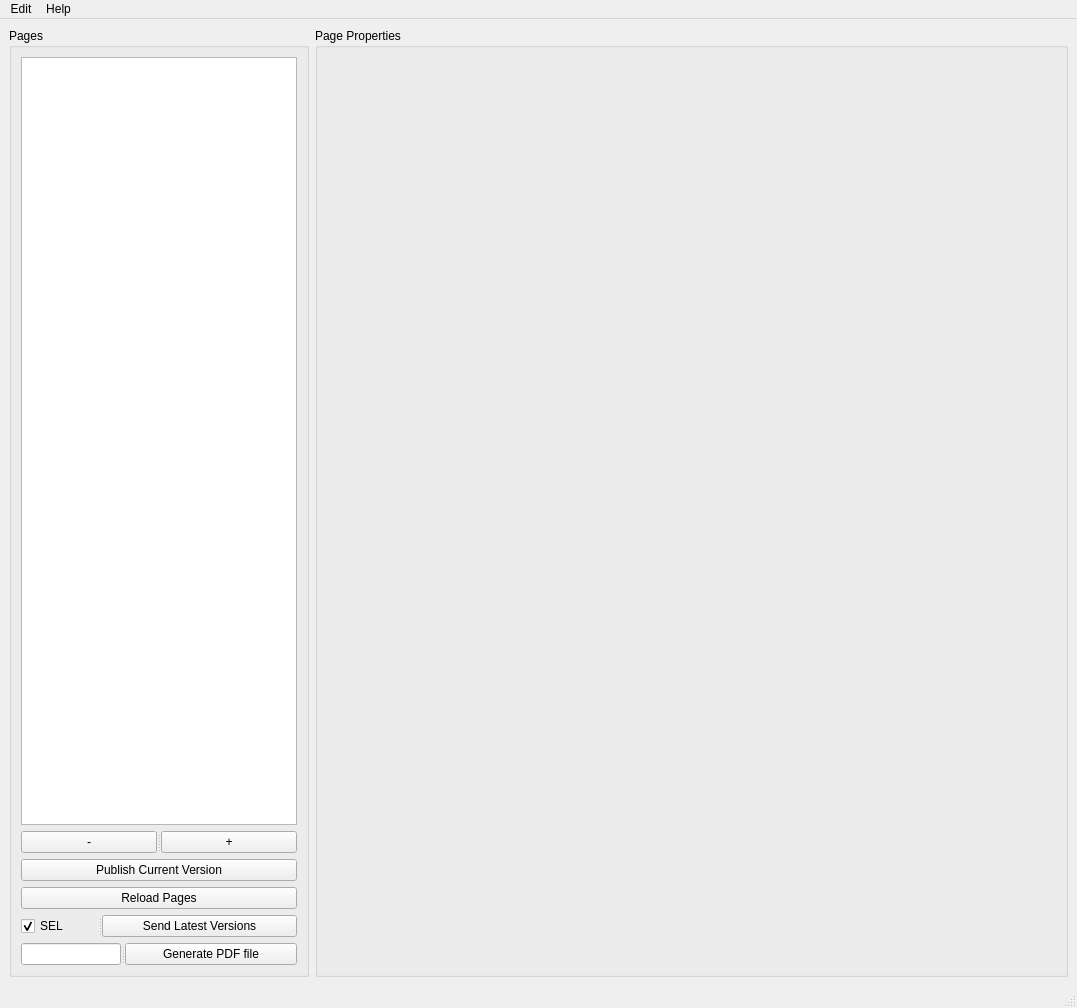
Qt form assembler/ui/ui_assembler_main.ui (kiryha/CIS553) before a commit.
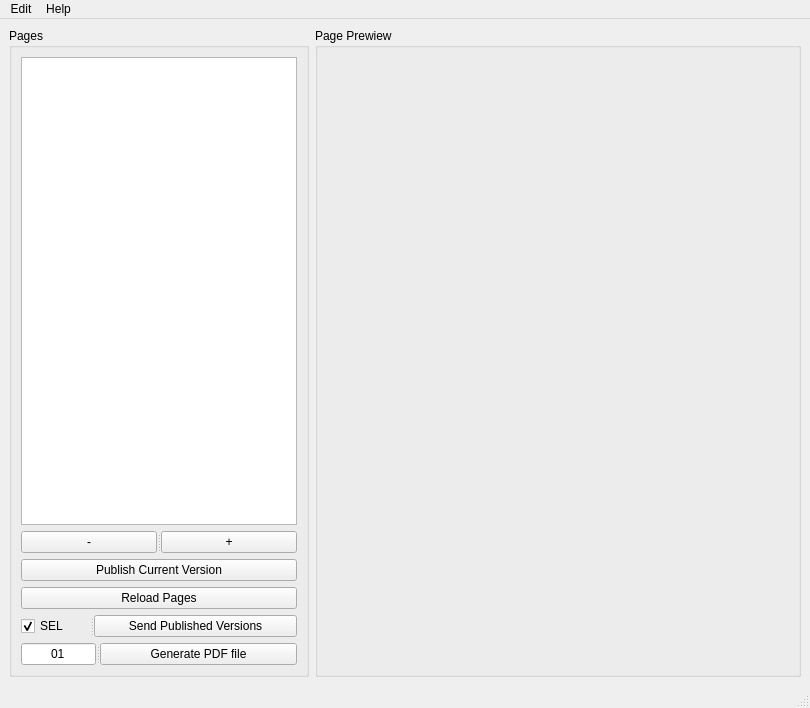
The same form after that commit.

Commit message: init send

What changed in the file:
```diff
--- a/assembler/ui/ui_assembler_main.ui
+++ b/assembler/ui/ui_assembler_main.ui
@@ -6,8 +6,8 @@
    <rect>
     <x>0</x>
     <y>0</y>
-    <width>1077</width>
-    <height>1008</height>
+    <width>810</width>
+    <height>708</height>
    </rect>
   </property>
   <property name="windowTitle">
@@ -88,7 +88,7 @@
          </widget>
          <widget class="QPushButton" name="btnSendLatest">
           <property name="text">
-           <string>Send Latest Versions</string>
+           <string>Send Published Versions</string>
           </property>
          </widget>
         </widget>
@@ -101,10 +101,13 @@
          <widget class="QLineEdit" name="linPDFVersion">
           <property name="maximumSize">
            <size>
-            <width>100</width>
+            <width>75</width>
             <height>16777215</height>
            </size>
           </property>
+          <property name="text">
+           <string>01</string>
+          </property>
           <property name="alignment">
            <set>Qt::AlignCenter</set>
           </property>
@@ -122,7 +125,7 @@
     <item>
      <widget class="QGroupBox" name="grp_images">
       <property name="title">
-       <string>Page Properties</string>
+       <string>Page Prewiew</string>
       </property>
       <layout class="QVBoxLayout" name="verticalLayout_2">
        <item>
@@ -155,7 +158,7 @@
     <rect>
      <x>0</x>
      <y>0</y>
-     <width>1077</width>
+     <width>810</width>
      <height>21</height>
     </rect>
    </property>
```
Left out of the diff: 2 changed lines with no effect on the pictures. The commit also changes 2 other files.
